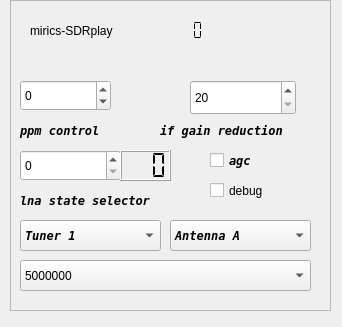
Above: devices/sdrplay-handler/sdrplay-widget.ui from JvanKatwijk/sdr-j-spectrumviewer before the change. Below: the same form after it.
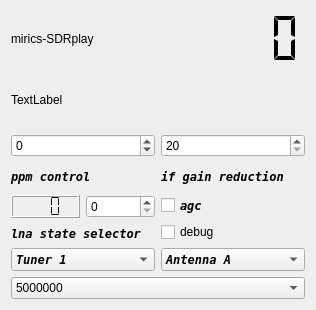
That is the form after the change.

What changed in the file:
```diff
--- a/devices/sdrplay-handler/sdrplay-widget.ui
+++ b/devices/sdrplay-handler/sdrplay-widget.ui
@@ -6,63 +6,25 @@
    <rect>
     <x>0</x>
     <y>0</y>
-    <width>342</width>
-    <height>327</height>
+    <width>316</width>
+    <height>310</height>
    </rect>
   </property>
   <property name="windowTitle">
    <string>SDRplay control</string>
   </property>
-  <widget class="QFrame" name="frame">
-   <property name="geometry">
-    <rect>
-     <x>10</x>
-     <y>0</y>
-     <width>321</width>
-     <height>311</height>
-    </rect>
-   </property>
-   <property name="frameShape">
-    <enum>QFrame::StyledPanel</enum>
-   </property>
-   <property name="frameShadow">
-    <enum>QFrame::Raised</enum>
-   </property>
+  <layout class="QVBoxLayout" name="verticalLayout_3">
+   <item>
+    <layout class="QHBoxLayout" name="horizontalLayout">
+     <item>
    <widget class="QLabel" name="deviceLabel">
-    <property name="geometry">
-     <rect>
-      <x>20</x>
-      <y>20</y>
-      <width>121</width>
-      <height>21</height>
-     </rect>
-    </property>
     <property name="text">
      <string>mirics-SDRplay</string>
     </property>
    </widget>
-   <widget class="QLabel" name="statusLabel">
-    <property name="geometry">
-     <rect>
-      <x>16</x>
-      <y>180</y>
-      <width>121</width>
-      <height>21</height>
-     </rect>
-    </property>
-    <property name="text">
-     <string/>
-    </property>
-   </widget>
+     </item>
+     <item>
    <widget class="QLCDNumber" name="api_version">
-    <property name="geometry">
-     <rect>
-      <x>130</x>
-      <y>20</y>
-      <width>81</width>
-      <height>21</height>
-     </rect>
-    </property>
     <property name="toolTip">
      <string>&lt;html&gt;&lt;head/&gt;&lt;body&gt;&lt;p&gt;Version of the SDRplay library detected.&lt;/p&gt;&lt;/body&gt;&lt;/html&gt;</string>
     </property>
@@ -73,39 +35,20 @@
      <enum>QLCDNumber::Flat</enum>
     </property>
    </widget>
-   <widget class="QCheckBox" name="agcControl">
-    <property name="geometry">
-     <rect>
-      <x>200</x>
-      <y>150</y>
-      <width>71</width>
-      <height>21</height>
-     </rect>
-    </property>
-    <property name="font">
-     <font>
-      <family>DejaVu Sans Mono</family>
-      <weight>75</weight>
-      <italic>true</italic>
-      <bold>true</bold>
-     </font>
-    </property>
-    <property name="toolTip">
-     <string>&lt;html&gt;&lt;head/&gt;&lt;body&gt;&lt;p&gt;Touch to switch on automatic gain control - based on the setting of the lnastate and the ifgain.&lt;/p&gt;&lt;p&gt;If switched on, the lnastate switch and the ifgain slider are switched off&lt;/p&gt;&lt;/body&gt;&lt;/html&gt;</string>
-    </property>
+     </item>
+    </layout>
+   </item>
+   <item>
+    <widget class="QLabel" name="serialNumber">
     <property name="text">
-     <string>agc</string>
-    </property>
-   </widget>
+      <string>TextLabel</string>
+     </property>
+    </widget>
+   </item>
+   <item>
+    <layout class="QGridLayout" name="gridLayout">
+     <item row="0" column="0">
    <widget class="QSpinBox" name="ppmControl">
-    <property name="geometry">
-     <rect>
-      <x>10</x>
-      <y>80</y>
-      <width>91</width>
-      <height>31</height>
-     </rect>
-    </property>
     <property name="toolTip">
      <string>&lt;html&gt;&lt;head/&gt;&lt;body&gt;&lt;p&gt;ppm control. Tells the device the offset (in ppm) of the observed oscillator offset.&lt;/p&gt;&lt;/body&gt;&lt;/html&gt;</string>
     </property>
@@ -116,28 +59,19 @@
      <number>200</number>
     </property>
    </widget>
-   <widget class="QLabel" name="serialNumber">
-    <property name="geometry">
-     <rect>
-      <x>20</x>
-      <y>50</y>
-      <width>171</width>
-      <height>21</height>
-     </rect>
-    </property>
-    <property name="text">
-     <string/>
-    </property>
-   </widget>
-   <widget class="QComboBox" name="antennaSelector">
-    <property name="geometry">
-     <rect>
-      <x>160</x>
-      <y>220</y>
-      <width>141</width>
-      <height>31</height>
-     </rect>
-    </property>
+     </item>
+     <item row="0" column="1">
+      <widget class="QSpinBox" name="GRdBSelector">
+       <property name="minimum">
+        <number>20</number>
+       </property>
+       <property name="maximum">
+        <number>59</number>
+       </property>
+      </widget>
+     </item>
+     <item row="1" column="0">
+      <widget class="QLabel" name="label">
     <property name="font">
      <font>
       <family>DejaVu Sans Mono</family>
@@ -146,42 +80,36 @@
       <bold>true</bold>
      </font>
     </property>
-    <property name="toolTip">
-     <string>&lt;html&gt;&lt;head/&gt;&lt;body&gt;&lt;p&gt;Select an antenna (RSP-II)&lt;/p&gt;&lt;/body&gt;&lt;/html&gt;</string>
-    </property>
-    <item>
      <property name="text">
-      <string>Antenna A</string>
-     </property>
-    </item>
-    <item>
+        <string>ppm control</string>
+       </property>
+      </widget>
+     </item>
+     <item row="1" column="1">
+      <widget class="QLabel" name="gainsliderLabel">
+       <property name="font">
+        <font>
+         <family>DejaVu Sans Mono</family>
+         <weight>75</weight>
+         <italic>true</italic>
+         <bold>true</bold>
+        </font>
+       </property>
      <property name="text">
-      <string>Antenna B</string>
-     </property>
-    </item>
-   </widget>
-   <widget class="QSpinBox" name="lnaGainSetting">
-    <property name="geometry">
-     <rect>
-      <x>10</x>
-      <y>150</y>
-      <width>101</width>
-      <height>31</height>
-     </rect>
-    </property>
-    <property name="toolTip">
-     <string>&lt;html&gt;&lt;head/&gt;&lt;body&gt;&lt;p&gt;Setting the lna state, determining the gain reduction applied in the lna.&lt;/p&gt;&lt;/body&gt;&lt;/html&gt;</string>
-    </property>
-   </widget>
+        <string>if gain reduction</string>
+       </property>
+      </widget>
+     </item>
+    </layout>
+   </item>
+   <item>
+    <layout class="QHBoxLayout" name="horizontalLayout_3">
+     <item>
+      <layout class="QVBoxLayout" name="verticalLayout_2">
+       <item>
+        <layout class="QHBoxLayout" name="horizontalLayout_2">
+         <item>
    <widget class="QLCDNumber" name="lnaGRdBDisplay">
-    <property name="geometry">
-     <rect>
-      <x>110</x>
-      <y>150</y>
-      <width>51</width>
-      <height>31</height>
-     </rect>
-    </property>
     <property name="toolTip">
      <string>&lt;html&gt;&lt;head/&gt;&lt;body&gt;&lt;p&gt;The display shows the gain reduction in the lna of the device.&lt;/p&gt;&lt;/body&gt;&lt;/html&gt;</string>
     </property>
@@ -192,15 +120,68 @@
      <enum>QLCDNumber::Flat</enum>
     </property>
    </widget>
+         </item>
+         <item>
+          <widget class="QSpinBox" name="lnaGainSetting">
+           <property name="toolTip">
+            <string>&lt;html&gt;&lt;head/&gt;&lt;body&gt;&lt;p&gt;Setting the lna state, determining the gain reduction applied in the lna.&lt;/p&gt;&lt;/body&gt;&lt;/html&gt;</string>
+           </property>
+          </widget>
+         </item>
+        </layout>
+       </item>
+       <item>
+        <widget class="QLabel" name="label_2">
+         <property name="font">
+          <font>
+           <family>DejaVu Sans Mono</family>
+           <weight>75</weight>
+           <italic>true</italic>
+           <bold>true</bold>
+          </font>
+         </property>
+         <property name="text">
+          <string>lna state selector</string>
+         </property>
+        </widget>
+       </item>
+      </layout>
+     </item>
+     <item>
+      <layout class="QVBoxLayout" name="verticalLayout">
+       <item>
+        <widget class="QCheckBox" name="agcControl">
+         <property name="font">
+          <font>
+           <family>DejaVu Sans Mono</family>
+           <weight>75</weight>
+           <italic>true</italic>
+           <bold>true</bold>
+          </font>
+         </property>
+         <property name="toolTip">
+          <string>&lt;html&gt;&lt;head/&gt;&lt;body&gt;&lt;p&gt;Touch to switch on automatic gain control - based on the setting of the lnastate and the ifgain.&lt;/p&gt;&lt;p&gt;If switched on, the lnastate switch and the ifgain slider are switched off&lt;/p&gt;&lt;/body&gt;&lt;/html&gt;</string>
+         </property>
+         <property name="text">
+          <string>agc</string>
+         </property>
+        </widget>
+       </item>
+       <item>
+        <widget class="QCheckBox" name="debugControl">
+         <property name="text">
+          <string>debug</string>
+         </property>
+        </widget>
+       </item>
+      </layout>
+     </item>
+    </layout>
+   </item>
+   <item>
+    <layout class="QHBoxLayout" name="horizontalLayout_4">
+     <item>
    <widget class="QComboBox" name="tunerSelector">
-    <property name="geometry">
-     <rect>
-      <x>10</x>
-      <y>220</y>
-      <width>141</width>
-      <height>31</height>
-     </rect>
-    </property>
     <property name="font">
      <font>
       <family>DejaVu Sans Mono</family>
@@ -223,28 +204,9 @@
      </property>
     </item>
    </widget>
-   <widget class="QCheckBox" name="debugControl">
-    <property name="geometry">
-     <rect>
-      <x>200</x>
-      <y>180</y>
-      <width>88</width>
-      <height>21</height>
-     </rect>
-    </property>
-    <property name="text">
-     <string>debug</string>
-    </property>
-   </widget>
-   <widget class="QLabel" name="label">
-    <property name="geometry">
-     <rect>
-      <x>10</x>
-      <y>120</y>
-      <width>101</width>
-      <height>21</height>
-     </rect>
-    </property>
+     </item>
+     <item>
+      <widget class="QComboBox" name="antennaSelector">
     <property name="font">
      <font>
       <family>DejaVu Sans Mono</family>
@@ -253,77 +215,25 @@
       <bold>true</bold>
      </font>
     </property>
-    <property name="text">
-     <string>ppm control</string>
-    </property>
-   </widget>
-   <widget class="QLabel" name="gainsliderLabel">
-    <property name="geometry">
-     <rect>
-      <x>150</x>
-      <y>120</y>
-      <width>151</width>
-      <height>21</height>
-     </rect>
-    </property>
-    <property name="font">
-     <font>
-      <family>DejaVu Sans Mono</family>
-      <weight>75</weight>
-      <italic>true</italic>
-      <bold>true</bold>
-     </font>
-    </property>
+       <property name="toolTip">
+        <string>&lt;html&gt;&lt;head/&gt;&lt;body&gt;&lt;p&gt;Select an antenna (RSP-II)&lt;/p&gt;&lt;/body&gt;&lt;/html&gt;</string>
+       </property>
+       <item>
     <property name="text">
-     <string>if gain reduction</string>
-    </property>
-   </widget>
-   <widget class="QLabel" name="label_2">
-    <property name="geometry">
-     <rect>
-      <x>10</x>
-      <y>190</y>
-      <width>171</width>
-      <height>21</height>
-     </rect>
-    </property>
-    <property name="font">
-     <font>
-      <family>DejaVu Sans Mono</family>
-      <weight>75</weight>
-      <italic>true</italic>
-      <bold>true</bold>
-     </font>
-    </property>
+         <string>Antenna A</string>
+        </property>
+       </item>
+       <item>
     <property name="text">
-     <string>lna state selector</string>
-    </property>
-   </widget>
-   <widget class="QSpinBox" name="GRdBSelector">
-    <property name="geometry">
-     <rect>
-      <x>180</x>
-      <y>80</y>
-      <width>106</width>
-      <height>35</height>
-     </rect>
-    </property>
-    <property name="minimum">
-     <number>20</number>
-    </property>
-    <property name="maximum">
-     <number>59</number>
-    </property>
-   </widget>
+         <string>Antenna B</string>
+        </property>
+       </item>
+      </widget>
+     </item>
+    </layout>
+   </item>
+   <item>
    <widget class="QComboBox" name="rateSelector">
-    <property name="geometry">
-     <rect>
-      <x>10</x>
-      <y>260</y>
-      <width>291</width>
-      <height>31</height>
-     </rect>
-    </property>
     <item>
      <property name="text">
       <string>5000000</string>
@@ -355,7 +265,8 @@
      </property>
     </item>
    </widget>
-  </widget>
+   </item>
+  </layout>
  </widget>
  <resources/>
  <connections/>
```
Lines whose indentation alone changed are shown as unchanged.
